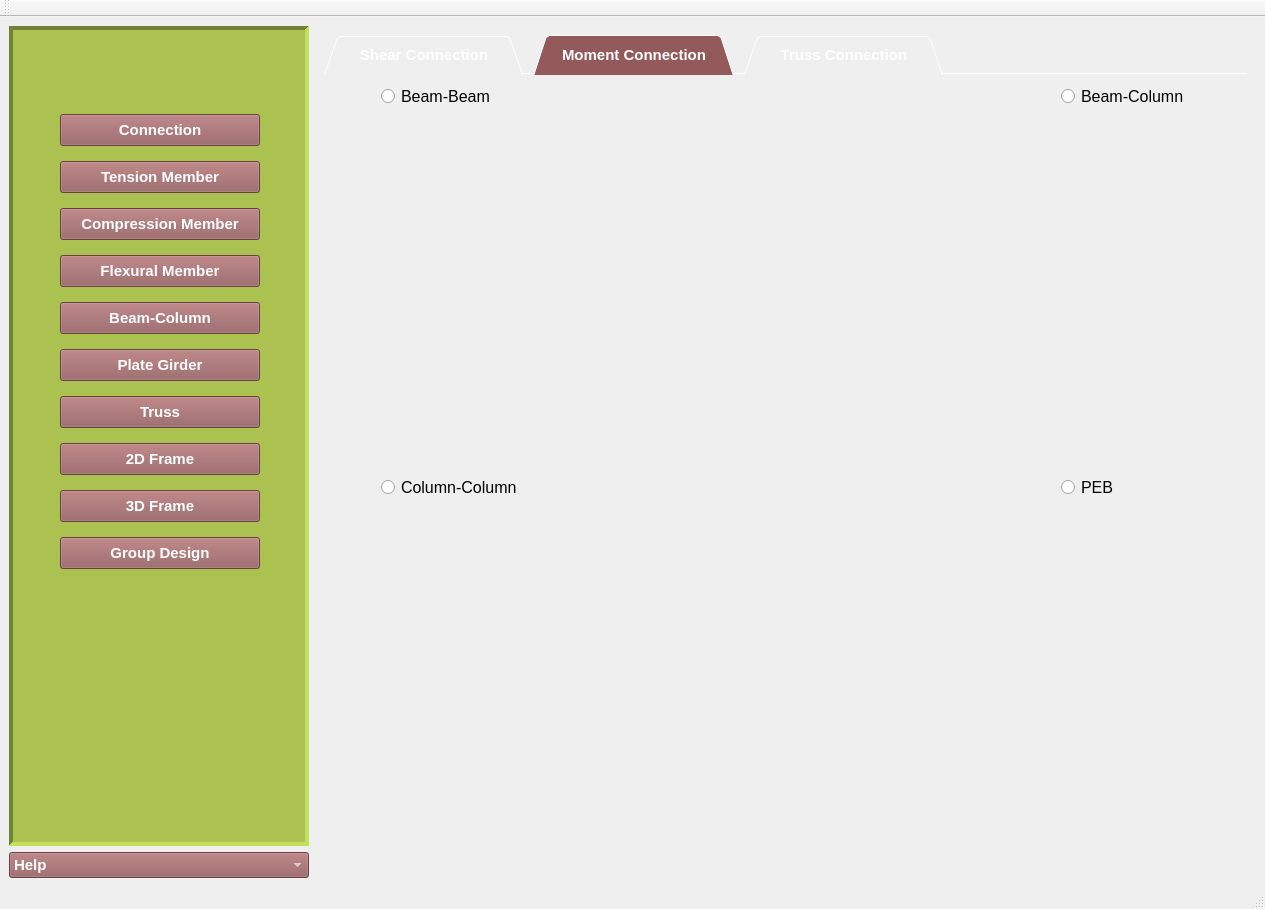
Before: the Qt Designer form OsdagMainPage.ui in GreatDevelopers/osdag-core, drawn with Qt 5.
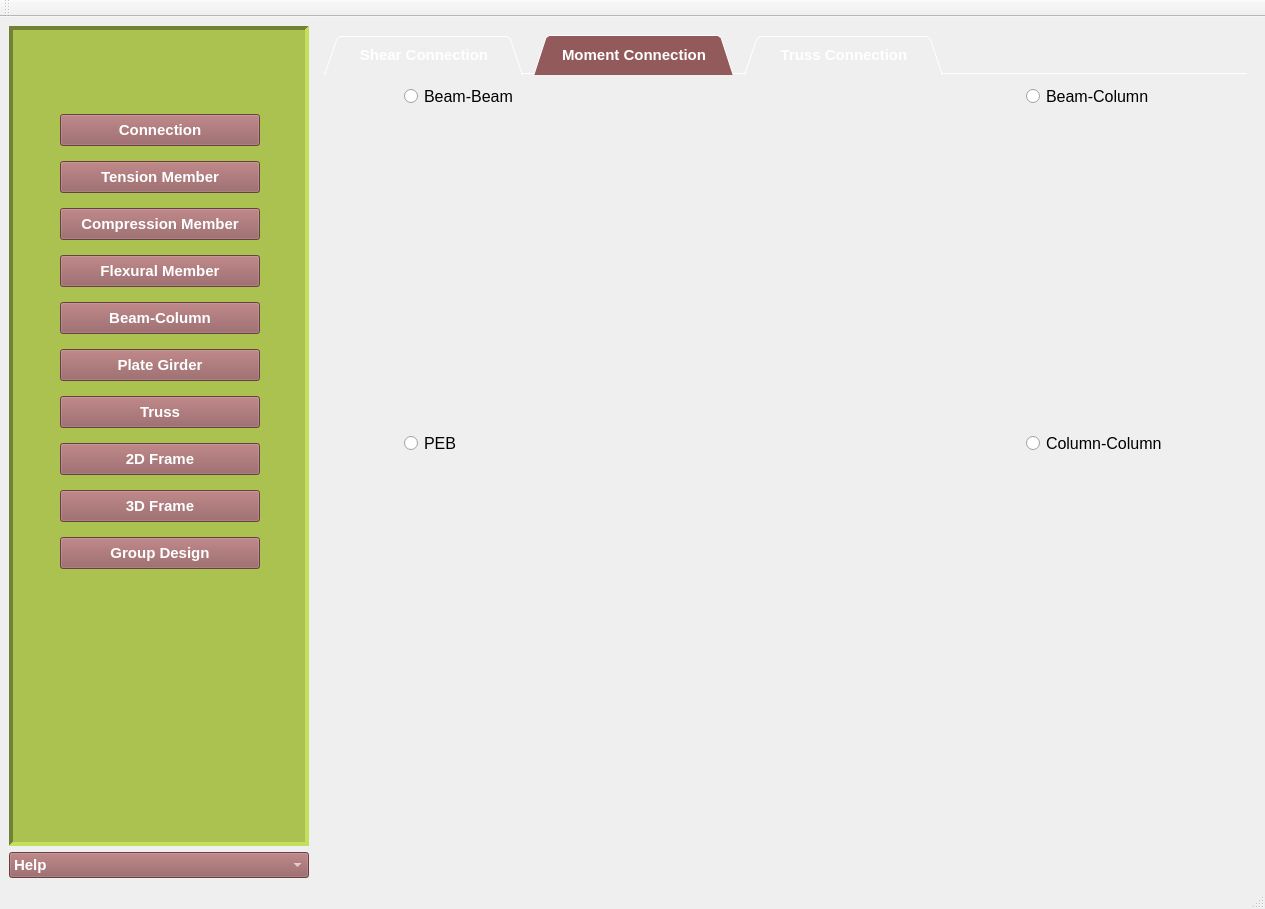
After: the same form once the commit is applied. The open tabs and pages were chosen to show the change. Icons and pictures are not drawn.

Diff of the .ui file:
```diff
--- a/OsdagMainPage.ui
+++ b/OsdagMainPage.ui
@@ -1135,7 +1135,85 @@
             <string>This connection is under development</string>
            </attribute>
            <layout class="QGridLayout" name="gridLayout_4">
+            <item row="0" column="5">
+             <spacer name="horizontalSpacer_13">
+              <property name="orientation">
+               <enum>Qt::Horizontal</enum>
+              </property>
+              <property name="sizeHint" stdset="0">
+               <size>
+                <width>40</width>
+                <height>20</height>
+               </size>
+              </property>
+             </spacer>
+            </item>
             <item row="2" column="1">
+             <spacer name="verticalSpacer_8">
+              <property name="orientation">
+               <enum>Qt::Vertical</enum>
+              </property>
+              <property name="sizeHint" stdset="0">
+               <size>
+                <width>20</width>
+                <height>259</height>
+               </size>
+              </property>
+             </spacer>
+            </item>
+            <item row="2" column="4">
+             <spacer name="verticalSpacer_9">
+              <property name="orientation">
+               <enum>Qt::Vertical</enum>
+              </property>
+              <property name="sizeHint" stdset="0">
+               <size>
+                <width>20</width>
+                <height>259</height>
+               </size>
+              </property>
+             </spacer>
+            </item>
+            <item row="0" column="2" colspan="2">
+             <spacer name="horizontalSpacer_10">
+              <property name="orientation">
+               <enum>Qt::Horizontal</enum>
+              </property>
+              <property name="sizeHint" stdset="0">
+               <size>
+                <width>496</width>
+                <height>20</height>
+               </size>
+              </property>
+             </spacer>
+            </item>
+            <item row="0" column="0">
+             <spacer name="horizontalSpacer_14">
+              <property name="orientation">
+               <enum>Qt::Horizontal</enum>
+              </property>
+              <property name="sizeHint" stdset="0">
+               <size>
+                <width>40</width>
+                <height>20</height>
+               </size>
+              </property>
+             </spacer>
+            </item>
+            <item row="4" column="1" rowspan="2">
+             <spacer name="verticalSpacer_10">
+              <property name="orientation">
+               <enum>Qt::Vertical</enum>
+              </property>
+              <property name="sizeHint" stdset="0">
+               <size>
+                <width>20</width>
+                <height>398</height>
+               </size>
+              </property>
+             </spacer>
+            </item>
+            <item row="3" column="4">
              <widget class="QRadioButton" name="rdbtn_peb">
               <property name="font">
                <font>
@@ -1151,7 +1229,20 @@
               </property>
              </widget>
             </item>
-            <item row="2" column="4">
+            <item row="4" column="4" rowspan="2">
+             <spacer name="verticalSpacer_11">
+              <property name="orientation">
+               <enum>Qt::Vertical</enum>
+              </property>
+              <property name="sizeHint" stdset="0">
+               <size>
+                <width>20</width>
+                <height>398</height>
+               </size>
+              </property>
+             </spacer>
+            </item>
+            <item row="3" column="1">
              <widget class="QRadioButton" name="rdbtn_colcol">
               <property name="font">
                <font>
@@ -1167,14 +1258,14 @@
               </property>
              </widget>
             </item>
-            <item row="0" column="0">
-             <spacer name="horizontalSpacer_13">
+            <item row="3" column="2" colspan="2">
+             <spacer name="horizontalSpacer_11">
               <property name="orientation">
                <enum>Qt::Horizontal</enum>
               </property>
               <property name="sizeHint" stdset="0">
                <size>
-                <width>40</width>
+                <width>496</width>
                 <height>20</height>
                </size>
               </property>
@@ -1196,19 +1287,6 @@
               </property>
              </widget>
             </item>
-            <item row="0" column="2" colspan="2">
-             <spacer name="horizontalSpacer_10">
-              <property name="orientation">
-               <enum>Qt::Horizontal</enum>
-              </property>
-              <property name="sizeHint" stdset="0">
-               <size>
-                <width>527</width>
-                <height>20</height>
-               </size>
-              </property>
-             </spacer>
-            </item>
             <item row="0" column="4">
              <widget class="QRadioButton" name="rdbtn_beamtobeam">
               <property name="font">
@@ -1225,84 +1303,6 @@
               </property>
              </widget>
             </item>
-            <item row="1" column="1">
-             <spacer name="verticalSpacer_9">
-              <property name="orientation">
-               <enum>Qt::Vertical</enum>
-              </property>
-              <property name="sizeHint" stdset="0">
-               <size>
-                <width>20</width>
-                <height>329</height>
-               </size>
-              </property>
-             </spacer>
-            </item>
-            <item row="3" column="4">
-             <spacer name="verticalSpacer_10">
-              <property name="orientation">
-               <enum>Qt::Vertical</enum>
-              </property>
-              <property name="sizeHint" stdset="0">
-               <size>
-                <width>20</width>
-                <height>328</height>
-               </size>
-              </property>
-             </spacer>
-            </item>
-            <item row="1" column="4">
-             <spacer name="verticalSpacer_8">
-              <property name="orientation">
-               <enum>Qt::Vertical</enum>
-              </property>
-              <property name="sizeHint" stdset="0">
-               <size>
-                <width>20</width>
-                <height>329</height>
-               </size>
-              </property>
-             </spacer>
-            </item>
-            <item row="3" column="1">
-             <spacer name="verticalSpacer_11">
-              <property name="orientation">
-               <enum>Qt::Vertical</enum>
-              </property>
-              <property name="sizeHint" stdset="0">
-               <size>
-                <width>20</width>
-                <height>328</height>
-               </size>
-              </property>
-             </spacer>
-            </item>
-            <item row="2" column="3">
-             <spacer name="horizontalSpacer_11">
-              <property name="orientation">
-               <enum>Qt::Horizontal</enum>
-              </property>
-              <property name="sizeHint" stdset="0">
-               <size>
-                <width>520</width>
-                <height>20</height>
-               </size>
-              </property>
-             </spacer>
-            </item>
-            <item row="0" column="5">
-             <spacer name="horizontalSpacer_14">
-              <property name="orientation">
-               <enum>Qt::Horizontal</enum>
-              </property>
-              <property name="sizeHint" stdset="0">
-               <size>
-                <width>40</width>
-                <height>20</height>
-               </size>
-              </property>
-             </spacer>
-            </item>
            </layout>
           </widget>
           <widget class="QWidget" name="tab3_trussconnection">
```
Left out of the diff: 63 changed lines with no effect on the pictures.
